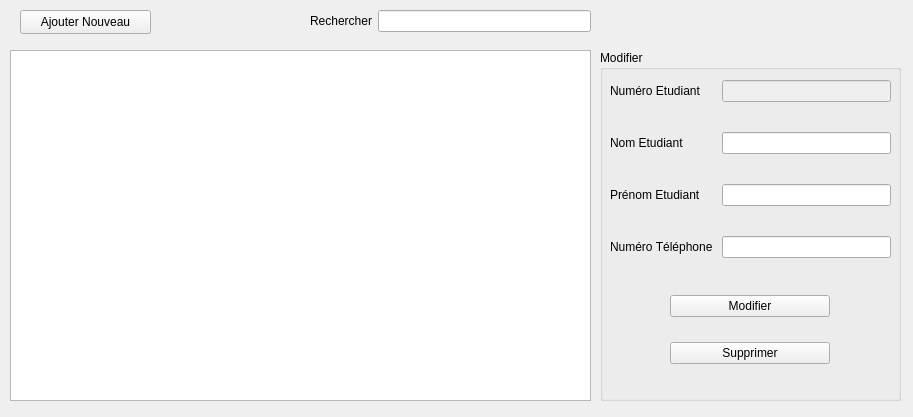
Before: the Qt Designer form cruds/calendriercrud.ui in Frankral/ProjetFinL1, drawn with Qt 5.
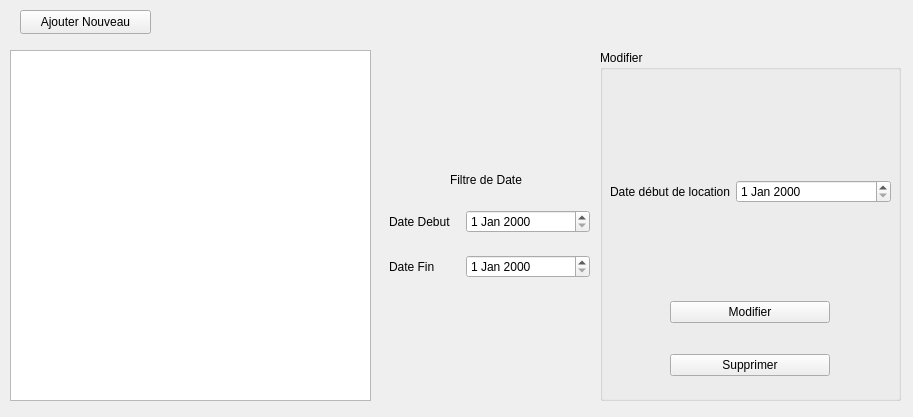
After: the same form once the commit is applied. Custom widgets are drawn as their Qt base class.

```diff
--- a/cruds/calendriercrud.ui
+++ b/cruds/calendriercrud.ui
@@ -13,28 +13,6 @@
   <property name="windowTitle">
    <string>Form</string>
   </property>
-  <widget class="QWidget" name="formLayoutWidget_2">
-   <property name="geometry">
-    <rect>
-     <x>310</x>
-     <y>10</y>
-     <width>281</width>
-     <height>31</height>
-    </rect>
-   </property>
-   <layout class="QFormLayout" name="formLayout_5">
-    <item row="0" column="1">
-     <widget class="QLineEdit" name="searchInput_3"/>
-    </item>
-    <item row="0" column="0">
-     <widget class="QLabel" name="label_11">
-      <property name="text">
-       <string>Rechercher</string>
-      </property>
-     </widget>
-    </item>
-   </layout>
-  </widget>
   <widget class="QPushButton" name="ajoutButton">
    <property name="geometry">
     <rect>
@@ -67,58 +45,24 @@
     <property name="geometry">
      <rect>
       <x>10</x>
-      <y>30</y>
+      <y>130</y>
       <width>281</width>
-      <height>188</height>
+      <height>41</height>
      </rect>
     </property>
     <layout class="QFormLayout" name="formLayout_6">
      <property name="verticalSpacing">
       <number>30</number>
      </property>
-     <item row="1" column="0">
-      <widget class="QLabel" name="label_12">
-       <property name="text">
-        <string>Nom Etudiant</string>
-       </property>
-      </widget>
-     </item>
-     <item row="1" column="1">
-      <widget class="QLineEdit" name="InputNom_3"/>
-     </item>
-     <item row="2" column="0">
-      <widget class="QLabel" name="label_13">
-       <property name="text">
-        <string>Prénom Etudiant</string>
-       </property>
-      </widget>
-     </item>
-     <item row="2" column="1">
-      <widget class="QLineEdit" name="InputPrenom_3"/>
-     </item>
-     <item row="3" column="0">
-      <widget class="QLabel" name="label_14">
-       <property name="text">
-        <string>Numéro Téléphone </string>
-       </property>
-      </widget>
-     </item>
-     <item row="3" column="1">
-      <widget class="CustomLineEdit" name="InputNumTel_3"/>
-     </item>
      <item row="0" column="0">
-      <widget class="QLabel" name="label_15">
+      <widget class="QLabel" name="label_14">
        <property name="text">
-        <string>Numéro Etudiant</string>
+        <string>Date début de location</string>
        </property>
       </widget>
      </item>
      <item row="0" column="1">
-      <widget class="QLineEdit" name="numEtudiant_3">
-       <property name="enabled">
-        <bool>false</bool>
-       </property>
-      </widget>
+      <widget class="QDateEdit" name="dateDebLoc"/>
      </item>
     </layout>
    </widget>
@@ -128,7 +72,7 @@
       <x>70</x>
       <y>230</y>
       <width>160</width>
-      <height>101</height>
+      <height>119</height>
      </rect>
     </property>
     <layout class="QVBoxLayout" name="verticalLayout_3">
@@ -157,7 +101,7 @@
     <rect>
      <x>10</x>
      <y>50</y>
-     <width>581</width>
+     <width>361</width>
      <height>351</height>
     </rect>
    </property>
@@ -180,14 +124,58 @@
     <bool>false</bool>
    </attribute>
   </widget>
+  <widget class="QLabel" name="label">
+   <property name="geometry">
+    <rect>
+     <x>450</x>
+     <y>170</y>
+     <width>75</width>
+     <height>20</height>
+    </rect>
+   </property>
+   <property name="text">
+    <string>Filtre de Date</string>
+   </property>
+  </widget>
+  <widget class="QWidget" name="formLayoutWidget">
+   <property name="geometry">
+    <rect>
+     <x>389</x>
+     <y>210</y>
+     <width>201</width>
+     <height>92</height>
+    </rect>
+   </property>
+   <layout class="QFormLayout" name="formLayout">
+    <property name="horizontalSpacing">
+     <number>15</number>
+    </property>
+    <property name="verticalSpacing">
+     <number>22</number>
+    </property>
+    <item row="0" column="0">
+     <widget class="QLabel" name="label_2">
+      <property name="text">
+       <string>Date Debut</string>
+      </property>
+     </widget>
+    </item>
+    <item row="1" column="0">
+     <widget class="QLabel" name="label_3">
+      <property name="text">
+       <string>Date Fin</string>
+      </property>
+     </widget>
+    </item>
+    <item row="0" column="1">
+     <widget class="QDateEdit" name="dateEdit"/>
+    </item>
+    <item row="1" column="1">
+     <widget class="QDateEdit" name="dateEdit_2"/>
+    </item>
+   </layout>
+  </widget>
  </widget>
- <customwidgets>
-  <customwidget>
-   <class>CustomLineEdit</class>
-   <extends>QLineEdit</extends>
-   <header location="global">customLineEdit.h</header>
-  </customwidget>
- </customwidgets>
  <resources/>
  <connections/>
 </ui>
```
Left out of the diff: 2 changed lines with no effect on the pictures.
